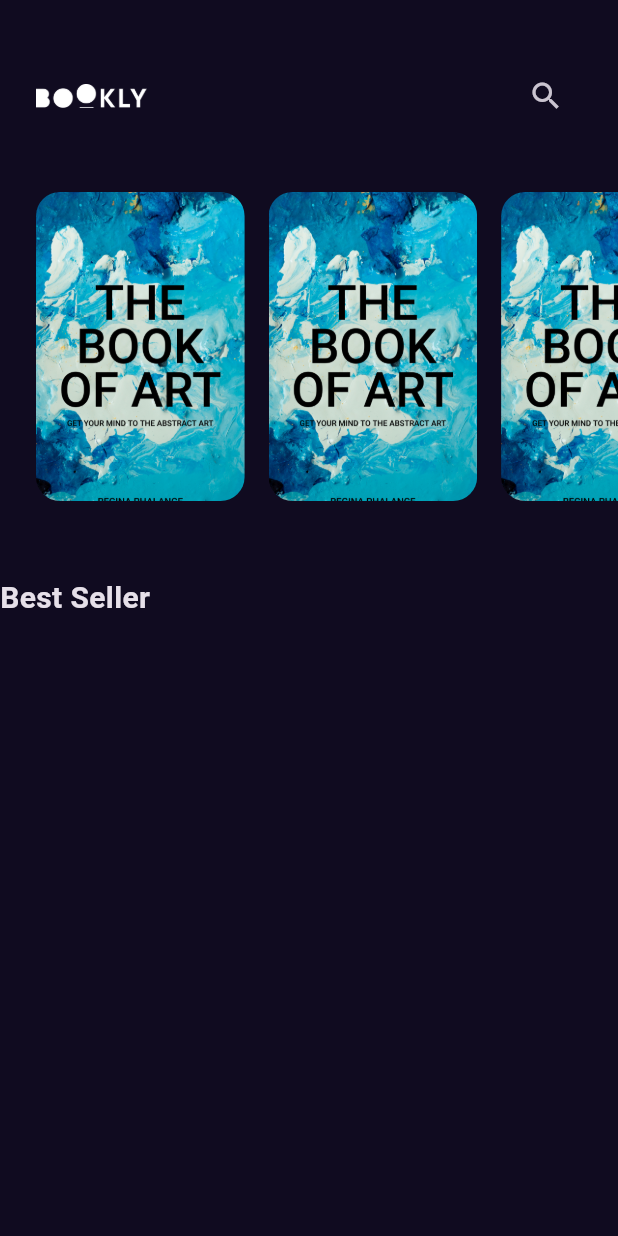
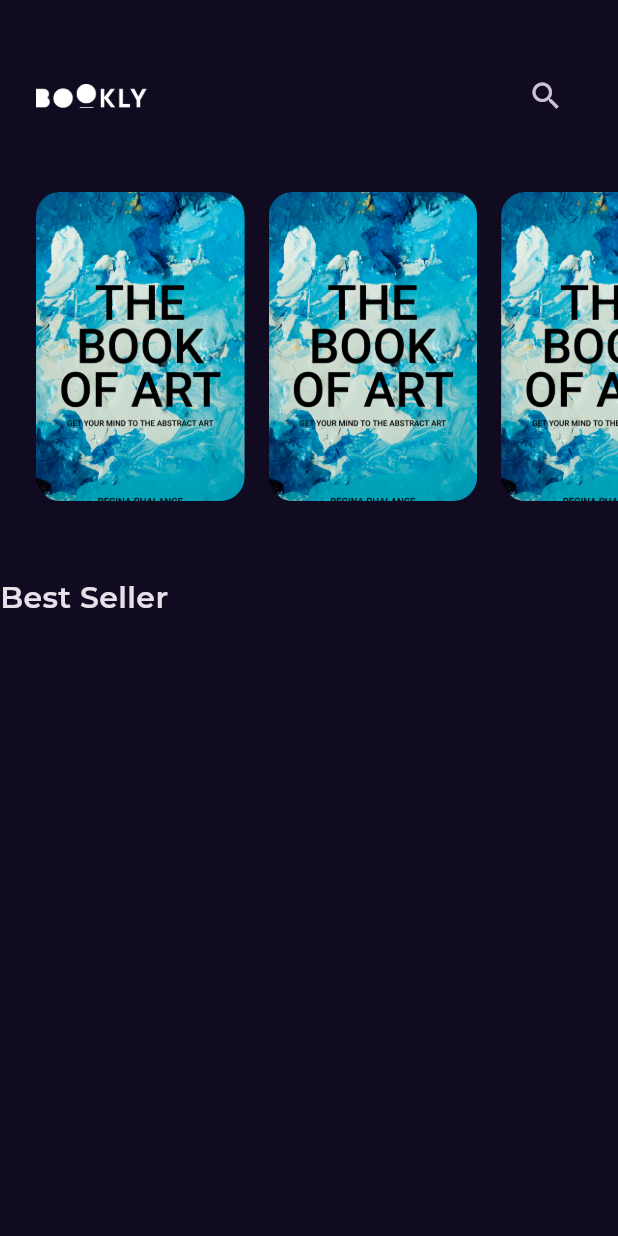
Before and after one commit to Asem130/Bookly, a Flutter app: the screen it shows after launch, on a phone screen of 412 x 824 dp. Run offline on Flutter 3.47's test engine with Material 3 defaults, Android fonts, the phone set to English and light mode, and no system bars; our stand-ins replace get, google_fonts.

Commit message:
add font family to our app

```diff
--- a/lib/main.dart
+++ b/lib/main.dart
@@ -3,6 +3,7 @@ import 'package:bookly/constants.dart';
 
 import 'package:flutter/material.dart';
 import 'package:get/get.dart';
+import 'package:google_fonts/google_fonts.dart';
 
 void main() {
   runApp(const BooklyApp());
@@ -15,7 +16,9 @@ class BooklyApp extends StatelessWidget {
   Widget build(BuildContext context) {
     return GetMaterialApp(
       debugShowCheckedModeBanner: false,
-      theme: ThemeData.dark().copyWith(scaffoldBackgroundColor: kPrimaryColor),
+      theme: ThemeData.dark().copyWith(scaffoldBackgroundColor: kPrimaryColor,
+      textTheme: GoogleFonts.montserratTextTheme(ThemeData.dark().textTheme),
+      ),
       home: const SplashView(),
     );
   }
--- a/pubspec.yaml
+++ b/pubspec.yaml
@@ -33,6 +33,7 @@ dependencies:
     sdk: flutter
   font_awesome_flutter: ^10.7.0
   get: ^4.6.6
+  google_fonts: ^6.2.1
 
 dev_dependencies:
   flutter_lints: ^3.0.0
```
Also changed, not shown: pubspec.lock.
